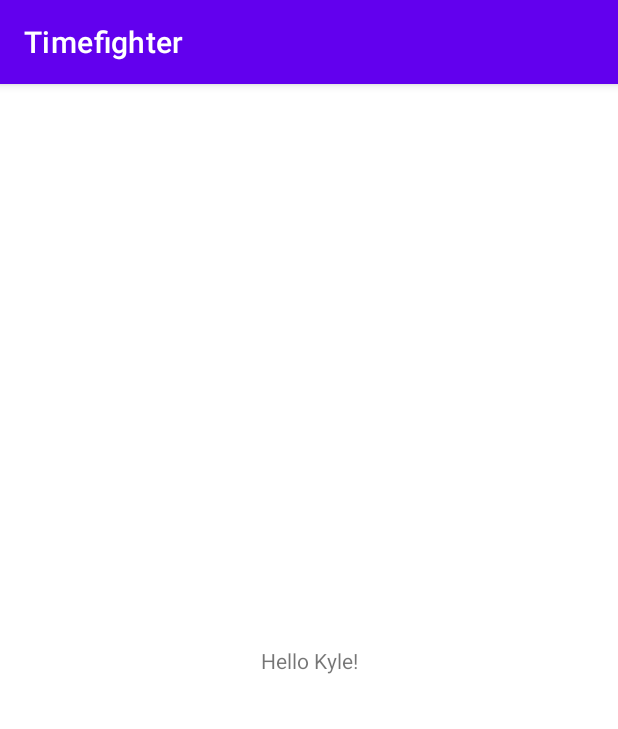
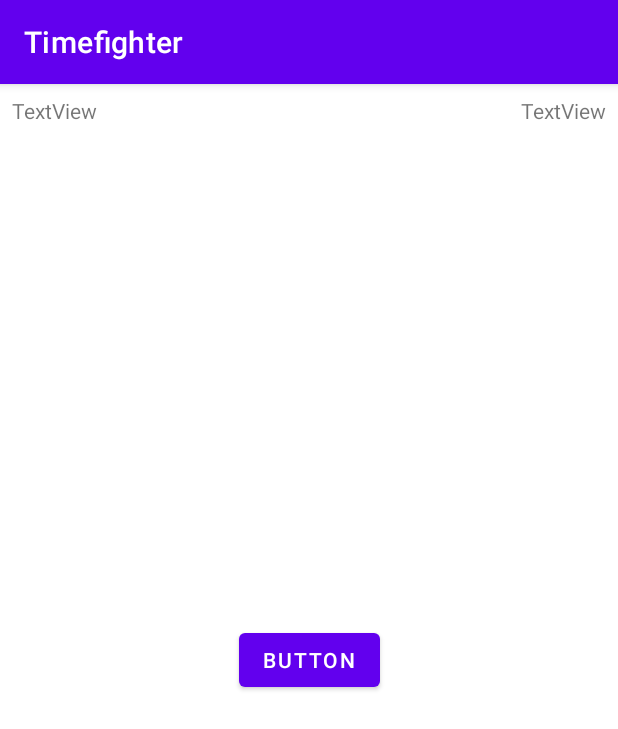
Before and after one commit to kmusto1/Chapter-1-Hello-World, an Android app: the screen it shows after launch (MainActivity), on a phone screen of 412 x 824 dp. Shown: the top 729 px of the screen. Run offline under Robolectric (Android 15) with nearby library versions, the phone set to English and light mode, and no system bars.

Commit message:
Chapter 2.

```diff
--- a/app/src/main/res/layout/activity_main.xml
+++ b/app/src/main/res/layout/activity_main.xml
@@ -6,13 +6,35 @@
     android:layout_width="match_parent"
     android:layout_height="match_parent"
     tools:context=".MainActivity">
+
     <TextView
+        android:id="@+id/textView"
         android:layout_width="wrap_content"
         android:layout_height="wrap_content"
-      android:text="Hello Kyle!"
-      app:layout_constraintBottom_toBottomOf="parent"
+        android:layout_marginStart="8dp"
+        android:layout_marginTop="8dp"
+        android:text="TextView"
         app:layout_constraintStart_toStartOf="parent"
+        app:layout_constraintTop_toTopOf="parent" />
+
+    <TextView
+        android:id="@+id/textView2"
+        android:layout_width="wrap_content"
+        android:layout_height="wrap_content"
+        android:layout_marginTop="8dp"
+        android:layout_marginEnd="8dp"
+        android:text="TextView"
         app:layout_constraintEnd_toEndOf="parent"
         app:layout_constraintTop_toTopOf="parent" />
 
+    <Button
+        android:id="@+id/button"
+        android:layout_width="wrap_content"
+        android:layout_height="wrap_content"
+        android:text="Button"
+        app:layout_constraintBottom_toBottomOf="parent"
+        app:layout_constraintEnd_toEndOf="parent"
+        app:layout_constraintStart_toStartOf="parent"
+        app:layout_constraintTop_toTopOf="parent" />
+
 </androidx.constraintlayout.widget.ConstraintLayout>
```
Lines whose indentation alone changed are shown as unchanged.
